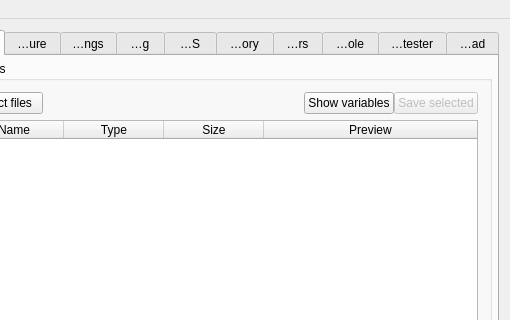
Above: gui/qt/mainwindow.ui from CE-Programming/CEmu before the change; both pictures show x 515 to 1025 and y 0 to 320 of the 1025 by 831 pixel window. Below: the same form after it.
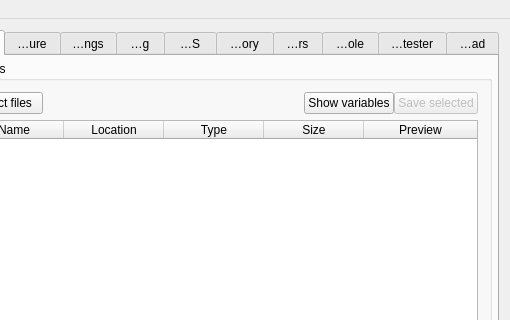
That is the form after the change. The open tabs and pages were chosen to show the change. Icons and pictures are not drawn. Custom widgets are drawn as their Qt base class.

Commit message: [GUI] Variables View: also display var location (RAM/Archive)

Patch:
```diff
--- a/gui/qt/mainwindow.ui
+++ b/gui/qt/mainwindow.ui
@@ -252,6 +252,11 @@
                <string>Name</string>
               </property>
              </column>
+             <column>
+              <property name="text">
+               <string>Location</string>
+              </property>
+             </column>
              <column>
               <property name="text">
                <string>Type</string>
```
Left out of the diff: 2 changed lines with no effect on the pictures. The commit also changes 2 other files.
